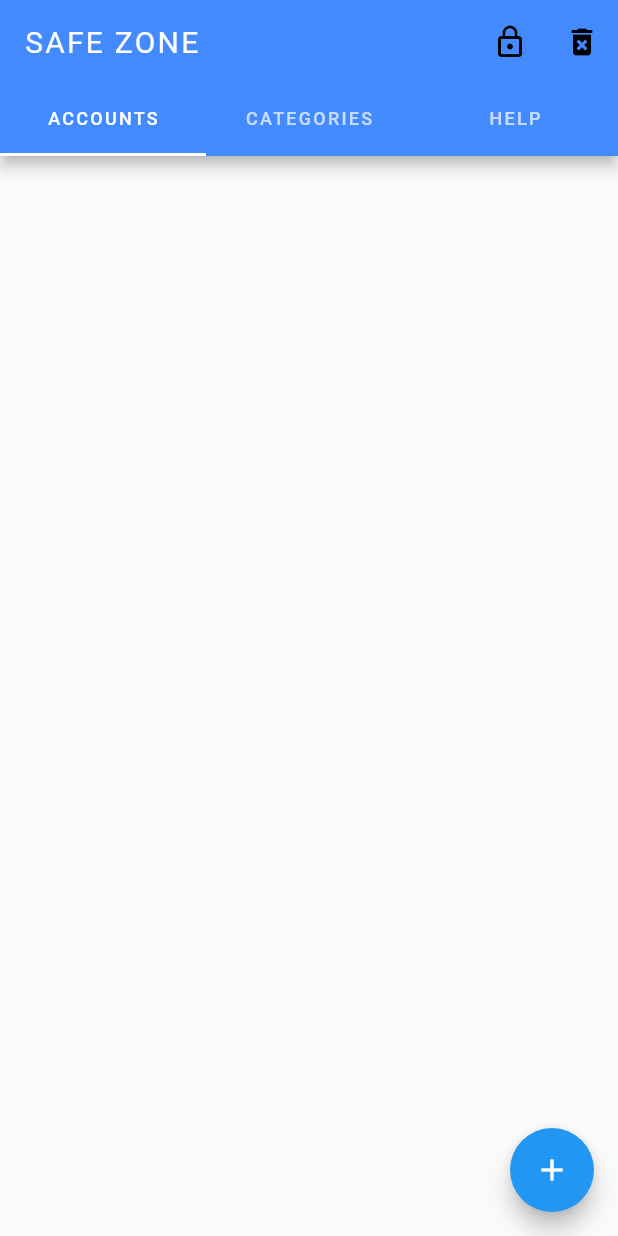
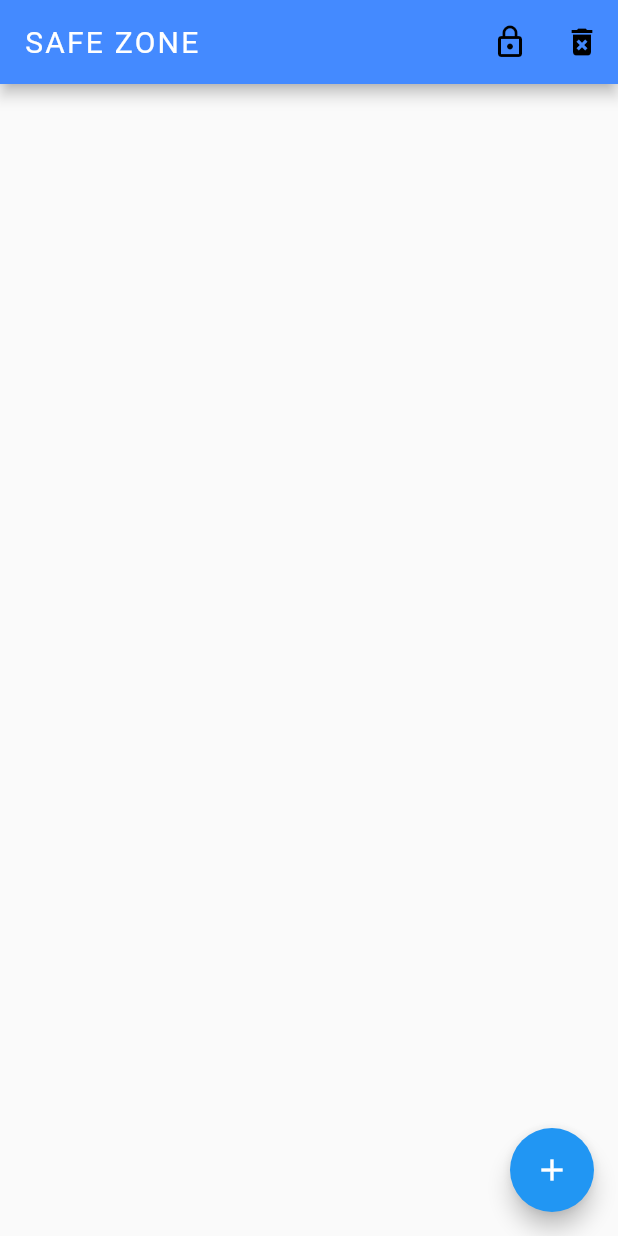
Before and after one commit to JordiiVidal/SaveZone, a Flutter app: the screen it shows after launch, on a phone screen of 412 x 824 dp. Run offline on Flutter 3.47's test engine with Material 2 defaults, Android fonts, the phone set to English and light mode, and no system bars.

Commit message:
delete tab bar

```diff
--- a/lib/main.dart
+++ b/lib/main.dart
@@ -18,9 +18,12 @@ class _MyAppState extends State<MyApp>{
   List<Account> _accounts = [];
   List<Category> _categories = [];
 
+  var c = Category(name: 'Gmail',icon: Icons.message,colors: Colors.blue);
+
   void _addAccount(Account account){
     setState(() {
           _accounts.add(account);
+          _categories.add(c);
           print(_accounts);
         });
   }
--- a/lib/models/category.dart
+++ b/lib/models/category.dart
@@ -4,11 +4,10 @@ import 'account.dart';
 class Category{
 
   final String name;
-  final Icon icon;
-  final String type;
-  final Colors colors;
-  final List<Account> list;
+  final IconData icon;
+  final MaterialColor colors;
 
-  Category({@required this.name, @required this.icon, @required this.type,@required this.colors, @required this.list,});
+
+  Category({@required this.name, @required this.icon,@required this.colors});
 
 }
--- a/lib/pages/homepage.dart
+++ b/lib/pages/homepage.dart
@@ -4,11 +4,11 @@ import '../category_manager.dart';
 import '../models/account.dart';
 import '../models/category.dart';
 
-class HomePage extends StatelessWidget{
+class HomePage extends StatelessWidget {
   final List<Account> accounts;
   final List<Category> categories;
 
-  HomePage(this.accounts,this.categories);
+  HomePage(this.accounts, this.categories);
 
   @override
   Widget build(BuildContext context) {
@@ -19,51 +19,31 @@ class HomePage extends StatelessWidget{
       child: Scaffold(
         appBar: AppBar(
           backgroundColor: Colors.blueAccent,
-          textTheme: TextTheme(title: TextStyle(color: Colors.white, fontSize: 20.0)),
-          title: Text('SAFE ZONE',style: TextStyle(fontSize: 20.0,letterSpacing: 1.5)),
+          textTheme:
+              TextTheme(title: TextStyle(color: Colors.white, fontSize: 20.0)),
+          title: Text('SAFE ZONE',
+              style: TextStyle(fontSize: 20.0, letterSpacing: 1.5)),
           centerTitle: false,
           actions: <Widget>[
             IconButton(
               icon: new Icon(Icons.lock_outline),
               tooltip: 'block mobile',
-              onPressed: (){},
+              onPressed: () {},
             ),
             IconButton(
               icon: new Icon(Icons.delete_forever),
               tooltip: 'block mobile',
-              onPressed: (){},
+              onPressed: () {},
             )
           ],
-          bottom: TabBar(
-            indicatorColor: Colors.white,
-            labelColor: Colors.white,
-            unselectedLabelColor: Colors.white70,
-            tabs: <Widget>[
-              Tab(
-                child: Text('ACCOUNTS',style: TextStyle(fontSize: 12.0,letterSpacing: 1.5)),
-              ),
-              Tab(
-                child: Text('CATEGORIES',style: TextStyle(fontSize: 12.0,letterSpacing: 1.5)),
-              ),Tab(
-                child: Text('HELP',style: TextStyle(fontSize: 12.0,letterSpacing: 1.5)),
-              )
-            ],
-          ),
         ),
-        body: TabBarView(
-          children: <Widget>[
-            AccountManger(accounts),
-            CategoryManger(categories),
-            AccountManger(accounts),
-          ],
-        ),
+        body: AccountManger(accounts),
         floatingActionButton: FloatingActionButton(
-        child: Icon(Icons.add),
-        backgroundColor: Colors.blue,
-        onPressed: (){
-          Navigator.pushNamed(context, '/account');
-        }
-      ),
+            child: Icon(Icons.add),
+            backgroundColor: Colors.blue,
+            onPressed: () {
+              Navigator.pushNamed(context, '/account');
+            }),
         //bottomNavigationBar: TabBar(tabs: <Widget>[Tab(text: 'sdad',),Tab(text: 'sas',)],),
       ),
     );
--- a/pubspec.yaml
+++ b/pubspec.yaml
@@ -26,8 +26,8 @@ flutter:
   uses-material-design: true
 
   # To add assets to your application, add an assets section, like this:
-  # assets:
-  #  - images/a_dot_burr.jpeg
+  assets:
+    - assets/lock.jpg
   #  - images/a_dot_ham.jpeg
 
   # An image asset can refer to one or more resolution-specific "variants", see
```
Also changed, not shown: lib/categories.dart (+21 -8 lines), assets/lock.jpg (renamed from assets/chain-key-lock-39624.jpg).
